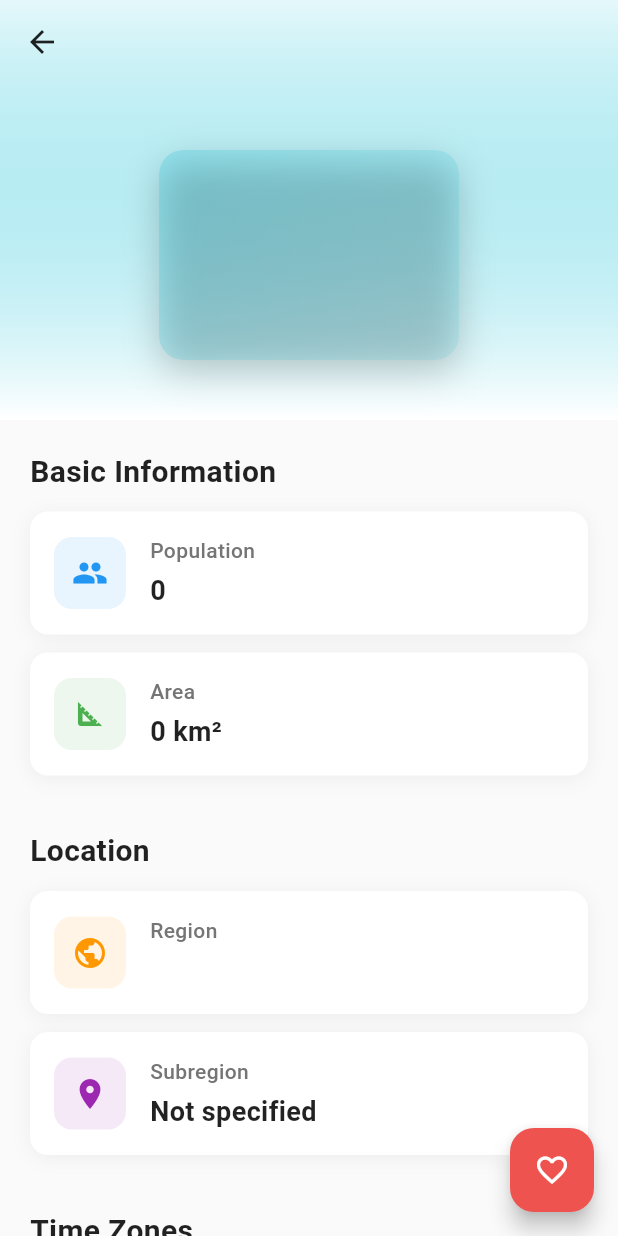
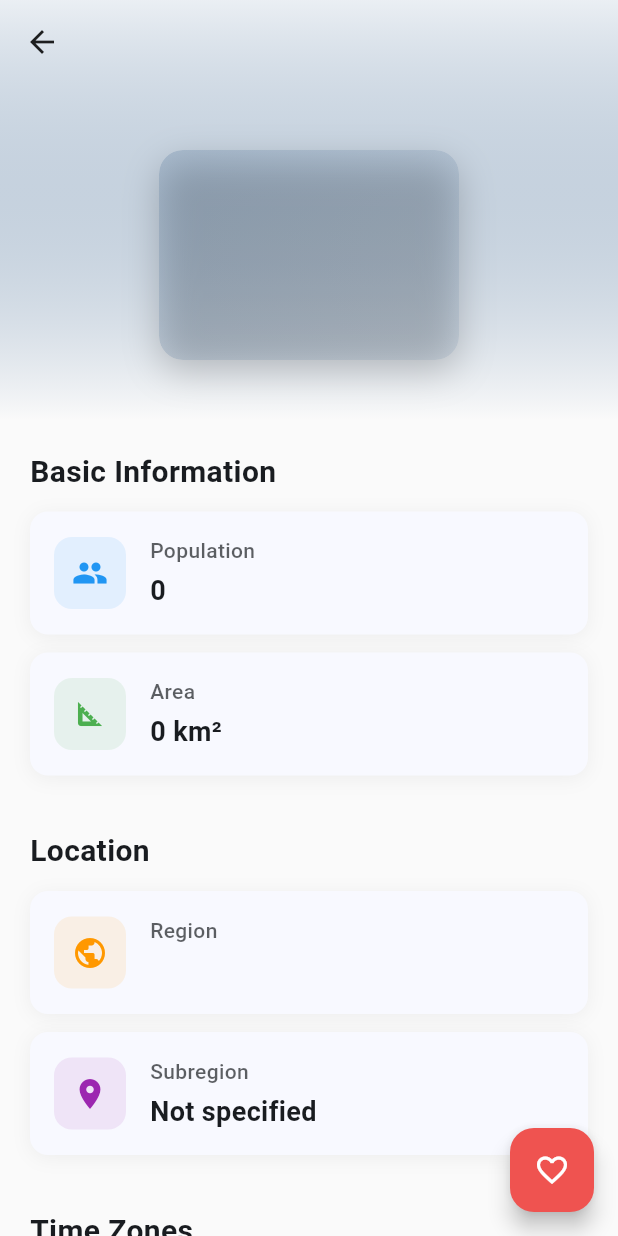
Before and after one commit to maajidAwol/Abdulmajid, a Flutter app: the CountryDetailsScreen screen opened directly with empty values, on a phone screen of 412 x 824 dp. Run offline on Flutter 3.47's test engine with Material 3 defaults, Android fonts, the phone set to English and light mode, and no system bars; our stand-ins replace bloc, connectivity_plus, dartz, dio, equatable, flutter_bloc and 2 more; accounts and stored records are empty; network calls fail.

```diff
--- a/lib/features/display_countries/presentation/screens/country_details_screen.dart
+++ b/lib/features/display_countries/presentation/screens/country_details_screen.dart
@@ -29,10 +29,10 @@ class CountryDetailsScreen extends StatelessWidget {
               foregroundColor: Theme.of(context).appBarTheme.foregroundColor,
               title: Text(
                 country.name,
-                style: const TextStyle(
+                style: TextStyle(
                   fontSize: 18,
                   fontWeight: FontWeight.w600,
-                  color: Colors.black87,
+                  color: Theme.of(context).colorScheme.onSurface,
                 ),
               ),
               flexibleSpace: FlexibleSpaceBar(
@@ -42,8 +42,8 @@ class CountryDetailsScreen extends StatelessWidget {
                       begin: Alignment.topCenter,
                       end: Alignment.bottomCenter,
                       colors: [
-                        const Color(0xFF00BCD4).withOpacity(0.1),
-                        Colors.white,
+                        Theme.of(context).colorScheme.primary.withOpacity(0.1),
+                        Theme.of(context).scaffoldBackgroundColor,
                       ],
                     ),
                   ),
@@ -61,7 +61,9 @@ class CountryDetailsScreen extends StatelessWidget {
                             borderRadius: BorderRadius.circular(16),
                             boxShadow: [
                               BoxShadow(
-                                color: Colors.black.withOpacity(0.2),
+                                color: Theme.of(
+                                  context,
+                                ).shadowColor.withOpacity(0.2),
                                 blurRadius: 20,
                                 offset: const Offset(0, 8),
                               ),
@@ -69,7 +71,7 @@ class CountryDetailsScreen extends StatelessWidget {
                           ),
                           child: ClipRRect(
                             borderRadius: BorderRadius.circular(16),
-                            child: _buildDetailFlag(),
+                            child: _buildDetailFlag(context),
                           ),
                         ),
                       ),
@@ -87,14 +89,16 @@ class CountryDetailsScreen extends StatelessWidget {
                   crossAxisAlignment: CrossAxisAlignment.start,
                   children: [
                     // Information Cards
-                    _buildInfoSection('Basic Information', [
+                    _buildInfoSection(context, 'Basic Information', [
                       _buildInfoCard(
+                        context,
                         icon: Icons.people,
                         title: 'Population',
                         value: _formatPopulation(country.population),
                         color: Colors.blue,
                       ),
                       _buildInfoCard(
+                        context,
                         icon: Icons.square_foot,
                         title: 'Area',
                         value: '${_formatArea(country.area)} km²',
@@ -104,14 +108,16 @@ class CountryDetailsScreen extends StatelessWidget {
 
                     const SizedBox(height: 24),
 
-                    _buildInfoSection('Location', [
+                    _buildInfoSection(context, 'Location', [
                       _buildInfoCard(
+                        context,
                         icon: Icons.public,
                         title: 'Region',
                         value: country.region,
                         color: Colors.orange,
                       ),
                       _buildInfoCard(
+                        context,
                         icon: Icons.location_on,
                         title: 'Subregion',
                         value:
@@ -125,7 +131,7 @@ class CountryDetailsScreen extends StatelessWidget {
                     const SizedBox(height: 24),
 
                     // Time Zones
-                    _buildTimeZonesSection(),
+                    _buildTimeZonesSection(context),
 
                     const SizedBox(height: 32),
                   ],
@@ -174,16 +180,20 @@ class CountryDetailsScreen extends StatelessWidget {
     );
   }
 
-  Widget _buildInfoSection(String title, List<Widget> cards) {
+  Widget _buildInfoSection(
+    BuildContext context,
+    String title,
+    List<Widget> cards,
+  ) {
     return Column(
       crossAxisAlignment: CrossAxisAlignment.start,
       children: [
         Text(
           title,
-          style: const TextStyle(
+          style: TextStyle(
             fontSize: 20,
             fontWeight: FontWeight.bold,
-            color: Colors.black87,
+            color: Theme.of(context).colorScheme.onSurface,
           ),
         ),
         const SizedBox(height: 12),
@@ -192,21 +202,24 @@ class CountryDetailsScreen extends StatelessWidget {
     );
   }
 
-  Widget _buildInfoCard({
+  Widget _buildInfoCard(
+    BuildContext context, {
     required IconData icon,
     required String title,
     required String value,
     required Color color,
   }) {
+    final theme = Theme.of(context);
+
     return Container(
       margin: const EdgeInsets.only(bottom: 12),
       padding: const EdgeInsets.all(16),
       decoration: BoxDecoration(
-        color: Colors.white,
+        color: theme.cardColor,
         borderRadius: BorderRadius.circular(12),
         boxShadow: [
           BoxShadow(
-            color: Colors.black.withOpacity(0.05),
+            color: theme.shadowColor.withOpacity(0.05),
             blurRadius: 10,
             offset: const Offset(0, 2),
           ),
@@ -232,17 +245,17 @@ class CountryDetailsScreen extends StatelessWidget {
                   title,
                   style: TextStyle(
                     fontSize: 14,
-                    color: Colors.grey[600],
+                    color: theme.colorScheme.onSurface.withOpacity(0.7),
                     fontWeight: FontWeight.w500,
                   ),
                 ),
                 const SizedBox(height: 4),
                 Text(
                   value,
-                  style: const TextStyle(
+                  style: TextStyle(
                     fontSize: 18,
                     fontWeight: FontWeight.bold,
-                    color: Colors.black87,
+                    color: theme.colorScheme.onSurface,
                   ),
                 ),
               ],
@@ -253,16 +266,18 @@ class CountryDetailsScreen extends StatelessWidget {
     );
   }
 
-  Widget _buildTimeZonesSection() {
+  Widget _buildTimeZonesSection(BuildContext context) {
+    final theme = Theme.of(context);
+
     return Column(
       crossAxisAlignment: CrossAxisAlignment.start,
       children: [
-        const Text(
+        Text(
           'Time Zones',
           style: TextStyle(
             fontSize: 20,
             fontWeight: FontWeight.bold,
-            color: Colors.black87,
+            color: theme.colorScheme.onSurface,
           ),
         ),
         const SizedBox(height: 12),
@@ -270,11 +285,11 @@ class CountryDetailsScreen extends StatelessWidget {
           width: double.infinity,
           padding: const EdgeInsets.all(16),
           decoration: BoxDecoration(
-            color: Colors.white,
+            color: theme.cardColor,
             borderRadius: BorderRadius.circular(12),
             boxShadow: [
               BoxShadow(
-                color: Colors.black.withOpacity(0.05),
+                color: theme.shadowColor.withOpacity(0.05),
                 blurRadius: 10,
                 offset: const Offset(0, 2),
               ),
@@ -301,10 +316,10 @@ class CountryDetailsScreen extends StatelessWidget {
                   const SizedBox(width: 16),
                   Text(
                     '${country.timezones.length} Time Zone${country.timezones.length > 1 ? 's' : ''}',
-                    style: const TextStyle(
+                    style: TextStyle(
                       fontSize: 18,
                       fontWeight: FontWeight.bold,
-                      color: Colors.black87,
+                      color: theme.colorScheme.onSurface,
                     ),
                   ),
                 ],
@@ -318,14 +333,14 @@ class CountryDetailsScreen extends StatelessWidget {
                     vertical: 8,
                   ),
                   decoration: BoxDecoration(
-                    color: Colors.grey[100],
+                    color: theme.colorScheme.surfaceVariant.withOpacity(0.5),
                     borderRadius: BorderRadius.circular(8),
                   ),
                   child: Text(
                     timezone,
                     style: TextStyle(
                       fontSize: 14,
-                      color: Colors.grey[700],
+                      color: theme.colorScheme.onSurface.withOpacity(0.8),
                       fontFamily: 'monospace',
                     ),
                   ),
@@ -358,7 +373,7 @@ class CountryDetailsScreen extends StatelessWidget {
     return area.toStringAsFixed(0);
   }
 
-  Widget _buildDetailFlag() {
+  Widget _buildDetailFlag(BuildContext context) {
     // Use real flag image with emoji fallback for details screen
     if (country.flagUrl.isNotEmpty) {
       return Image.network(
@@ -368,7 +383,7 @@ class CountryDetailsScreen extends StatelessWidget {
         fit: BoxFit.cover,
         errorBuilder: (context, error, stackTrace) {
           // Fallback to emoji if image fails to load
-          return _buildDetailEmojiFlag();
+          return _buildDetailEmojiFlag(context);
         },
         loadingBuilder: (context, child, loadingProgress) {
           if (loadingProgress == null) return child;
@@ -376,7 +391,7 @@ class CountryDetailsScreen extends StatelessWidget {
             width: 200,
             height: 140,
             decoration: BoxDecoration(
-              color: Colors.grey[200],
+              color: Theme.of(context).colorScheme.surfaceVariant,
               borderRadius: BorderRadius.circular(16),
             ),
             child: Center(
@@ -385,7 +400,9 @@ class CountryDetailsScreen extends StatelessWidget {
                 height: 40,
                 child: CircularProgressIndicator(
                   strokeWidth: 4,
-                  valueColor: AlwaysStoppedAnimation<Color>(Colors.grey[400]!),
+                  valueColor: AlwaysStoppedAnimation<Color>(
+                    Theme.of(context).colorScheme.primary,
+                  ),
                 ),
               ),
             ),
@@ -394,11 +411,11 @@ class CountryDetailsScreen extends StatelessWidget {
       );
     } else {
       // Fallback to emoji flag
-      return _buildDetailEmojiFlag();
+      return _buildDetailEmojiFlag(context);
     }
   }
 
-  Widget _buildDetailEmojiFlag() {
+  Widget _buildDetailEmojiFlag(BuildContext context) {
     return Container(
       width: 200,
       height: 140,
@@ -407,8 +424,8 @@ class CountryDetailsScreen extends StatelessWidget {
           begin: Alignment.topLeft,
           end: Alignment.bottomRight,
           colors: [
-            const Color(0xFF00BCD4).withOpacity(0.2),
-            const Color(0xFF00BCD4).withOpacity(0.1),
+            Theme.of(context).colorScheme.primary.withOpacity(0.2),
+            Theme.of(context).colorScheme.primary.withOpacity(0.1),
           ],
         ),
         borderRadius: BorderRadius.circular(16),
```
Also changed, not shown: lib/features/display_countries/presentation/screens/display_countries_screen.dart (+80 -39 lines), lib/features/display_countries/presentation/widgets/search_widget.dart (+16 -60 lines), 2 other files.
